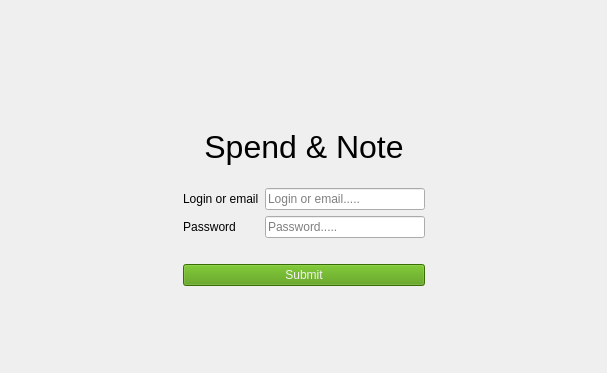
First picture: the form in src/Client/View/LoginPage/LoginPage.ui, repository iodream/Spend-Note, before the edit; both pictures show x 0 to 607 and y 0 to 373 of the 607 by 670 pixel window.
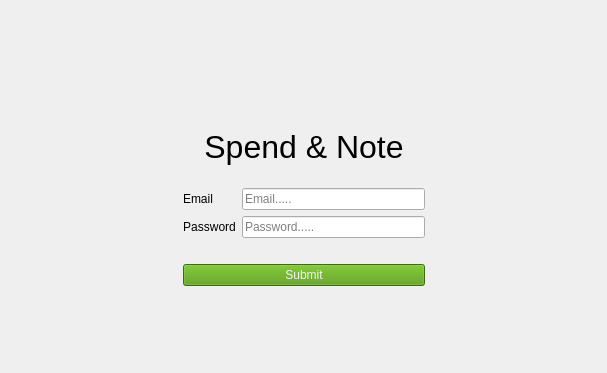
Second picture: the form after the edit. Icons and pictures are not drawn.

What changed in the file:
```diff
--- a/src/Client/View/LoginPage/LoginPage.ui
+++ b/src/Client/View/LoginPage/LoginPage.ui
@@ -72,14 +72,14 @@
           <item row="0" column="0">
            <widget class="QLabel" name="loginLabel">
             <property name="text">
-             <string>Login or email</string>
+             <string>Email</string>
             </property>
            </widget>
           </item>
           <item row="0" column="1">
            <widget class="QLineEdit" name="loginLineEdit">
             <property name="placeholderText">
-             <string>Login or email.....</string>
+             <string>Email.....</string>
             </property>
            </widget>
           </item>
```
